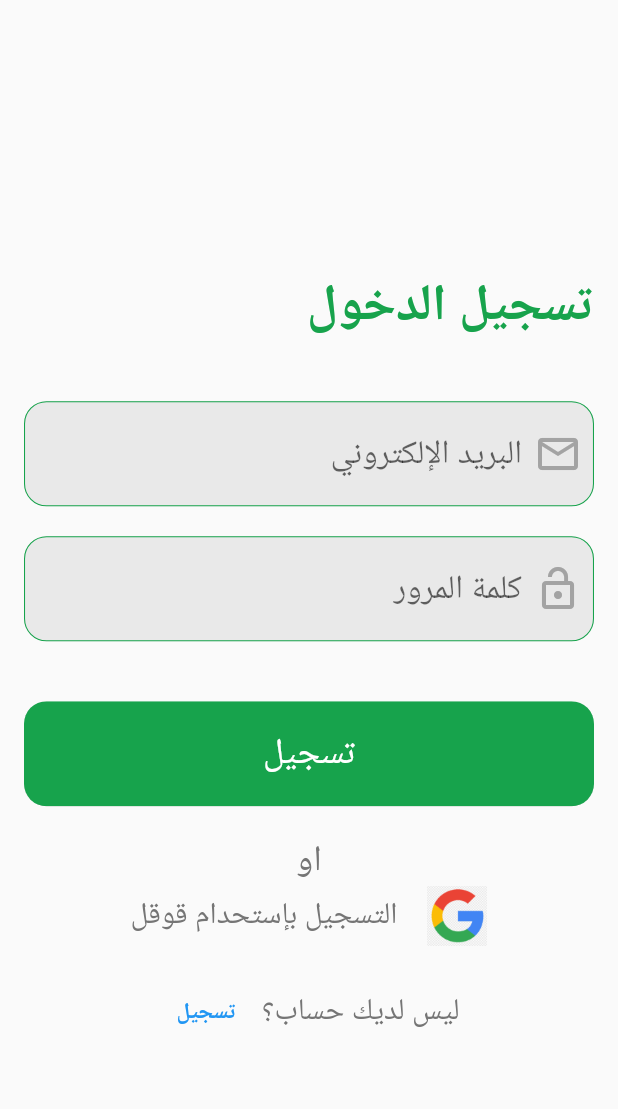
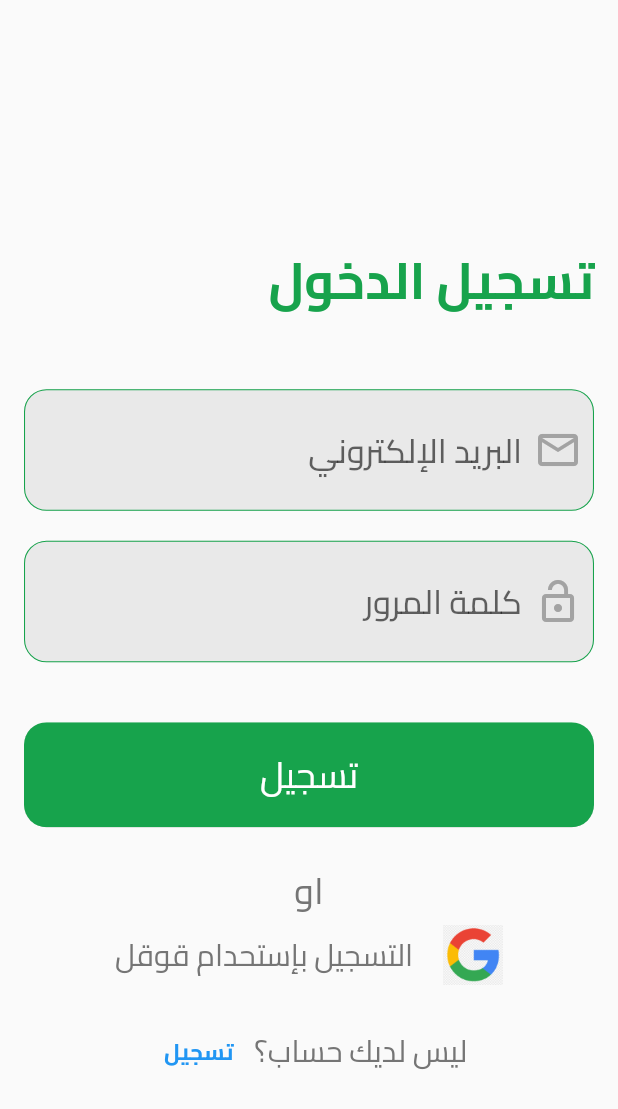
Before and after one commit to mohanedSalaheldin/Etooplay, a Flutter app: the screen it shows after launch, on a phone screen of 412 x 824 dp. Shown: the top 1109 px of the screen. Run offline on Flutter 3.47's test engine with Material 2 defaults, Android fonts, the phone set to English and light mode, and no system bars; our stand-ins replace bloc, equatable, hexcolor.

Commit message:
add routing

```diff
--- a/lib/app.dart
+++ b/lib/app.dart
@@ -1,4 +1,5 @@
 import 'package:etooplay/generated/l10n.dart';
+import 'package:etooplay/src/config/routes/routes.dart';
 import 'package:etooplay/src/config/themes/themes.dart';
 import 'package:etooplay/src/features/login/presentation/pages/login_screen.dart';
 import 'package:flutter/material.dart';
@@ -19,7 +20,8 @@ class App extends StatelessWidget {
       ],
       supportedLocales: S.delegate.supportedLocales,
       debugShowCheckedModeBanner: false,
-      home: const LoginScreen(),
+      onGenerateRoute: RoutesManager.onGenerateRoute,
+      // home: const LoginScreen(),
       theme: lightTheme,
     );
   }
--- /dev/null
+++ b/lib/src/config/routes/routes.dart
@@ -0,0 +1,33 @@
+import 'package:etooplay/src/features/login/presentation/pages/login_screen.dart';
+import 'package:flutter/material.dart';
+
+class Routes {
+  static const String initialRoute = '/';
+  static const String loginRoute = '/login';
+}
+
+class RoutesManager {
+  static Route? onGenerateRoute(RouteSettings routeSettings) {
+    switch (routeSettings.name) {
+      case Routes.initialRoute:
+        return MaterialPageRoute(
+          builder: (context) => const LoginScreen(),
+        );
+      case Routes.loginRoute:
+        return MaterialPageRoute(
+          builder: (context) => const LoginScreen(),
+        );
+
+      default:
+        return MaterialPageRoute(
+          builder: (context) {
+            return const Scaffold(
+              body: Center(
+                child: Text('No Route Found'),
+              ),
+            );
+          },
+        );
+    }
+  }
+}
--- a/lib/src/config/themes/themes.dart
+++ b/lib/src/config/themes/themes.dart
@@ -3,6 +3,7 @@ import 'package:flutter/material.dart';
 import 'package:hexcolor/hexcolor.dart';
 
 ThemeData lightTheme = ThemeData(
+  fontFamily: 'Cairo',
   // iconTheme: IconThemeData(
 
   // ),
--- a/lib/src/core/utils/app_widgets.dart
+++ b/lib/src/core/utils/app_widgets.dart
@@ -7,8 +7,10 @@ Widget defaultTextFormField({
   required TextInputType keyboardType,
   required IconData suffixIcon,
   IconData? prefixIcon,
+  bool ispassword =false,
 }) =>
     TextFormField(
+      obscureText: ispassword,
       style: const TextStyle(
         fontSize: 22,
         fontWeight: FontWeight.w500,
--- a/lib/src/features/login/presentation/pages/login_screen.dart
+++ b/lib/src/features/login/presentation/pages/login_screen.dart
@@ -33,6 +33,7 @@ class LoginScreen extends StatelessWidget {
                 ),
                 VerticalSizedBox(),
                 defaultTextFormField(
+                  ispassword: true,
                   hint: S.of(context).password,
                   keyboardType: TextInputType.emailAddress,
                   suffixIcon: Icons.lock_open,
```
Also changed, not shown: pubspec.yaml (+18 -6 lines), assets/fonts/Cairo-Black.ttf (added), assets/fonts/Cairo-Bold.ttf (added), assets/fonts/Cairo-ExtraBold.ttf (added), assets/fonts/Cairo-ExtraLight.ttf (added), assets/fonts/Cairo-Light.ttf (added), assets/fonts/Cairo-Medium.ttf (added), assets/fonts/Cairo-Regular.ttf (added), assets/fonts/Cairo-SemiBold.ttf (added).
